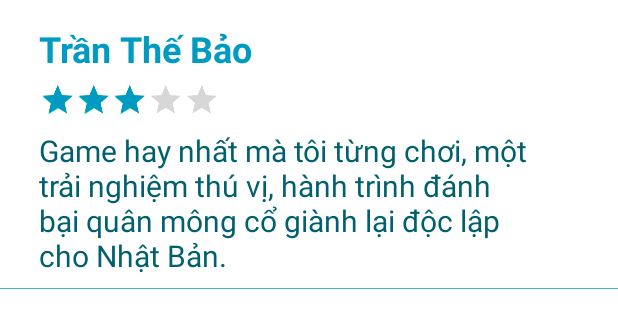
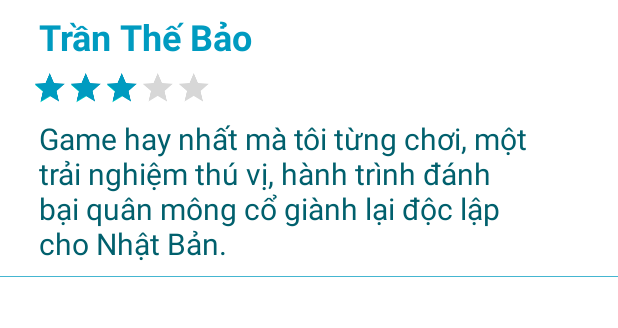
Before and after one commit to tranthebao2003/mobile-app-java-frontend, an Android app: the layout viewholder_review.xml on its own in the app's theme, with its tools: preview values and no code run, on a phone screen of 412 x 824 dp. Shown: the top 328 px of the screen. Run offline under Robolectric (Android 15) with nearby library versions, the phone set to English and light mode, and no system bars.

Commit message:
chỉnh sửa 1 xíu

```diff
--- a/app/src/main/java/com/bao/appgame/adapter/CartListAdapter.java
+++ b/app/src/main/java/com/bao/appgame/adapter/CartListAdapter.java
@@ -12,7 +12,6 @@ import androidx.annotation.NonNull;
 import androidx.recyclerview.widget.RecyclerView;
 
 import com.bao.appgame.activity.CartListActivity;
-import com.bao.appgame.model.CartManager;
 import com.bao.appgame.model.Game;
 import com.bao.appgame.R;
 import com.bumptech.glide.Glide;
--- a/app/src/main/java/com/bao/appgame/adapter/ReviewCommentAdapter.java
+++ b/app/src/main/java/com/bao/appgame/adapter/ReviewCommentAdapter.java
@@ -15,7 +15,6 @@ import com.bao.appgame.response.ReviewCommentRes;
 
 import java.util.List;
 
-//CHƯA LÀM
 public class ReviewCommentAdapter extends RecyclerView.Adapter<ReviewCommentAdapter.ViewHolder> {
     private List<ReviewCommentRes> reviewCommentRes;
 
--- a/app/src/main/java/com/bao/appgame/model/CartManager.java
+++ b/app/src/main/java/com/bao/appgame/model/CartManager.java
@@ -4,6 +4,7 @@ import java.util.ArrayList;
 import java.util.List;
 
 public class CartManager {
+        // static này là để nó có thể sử dụng trong getInstance
         private static CartManager instance; // Singleton instance
         private List<Game> cartItems = new ArrayList<>(); // Danh sách game trong giỏ hàng
 
--- a/app/src/main/res/layout/viewholder_review.xml
+++ b/app/src/main/res/layout/viewholder_review.xml
@@ -11,7 +11,7 @@
         android:layout_width="wrap_content"
         android:layout_height="wrap_content"
         android:layout_marginStart="16dp"
-        android:layout_marginTop="16dp"
+        android:layout_marginTop="8dp"
         android:paddingStart="10dp"
         android:paddingEnd="10dp"
         android:text="Trần Thế Bảo"
@@ -26,7 +26,7 @@
         android:layout_width="wrap_content"
         android:layout_height="wrap_content"
 
-        android:layout_marginStart="-50dp"
+        android:layout_marginStart="-55dp"
         android:layout_marginTop="-6dp"
         android:foregroundGravity="left"
         android:minWidth="0dp"
```
Also changed, not shown: app/src/main/java/com/bao/appgame/activity/CartListActivity.java (+2 -10 lines).
